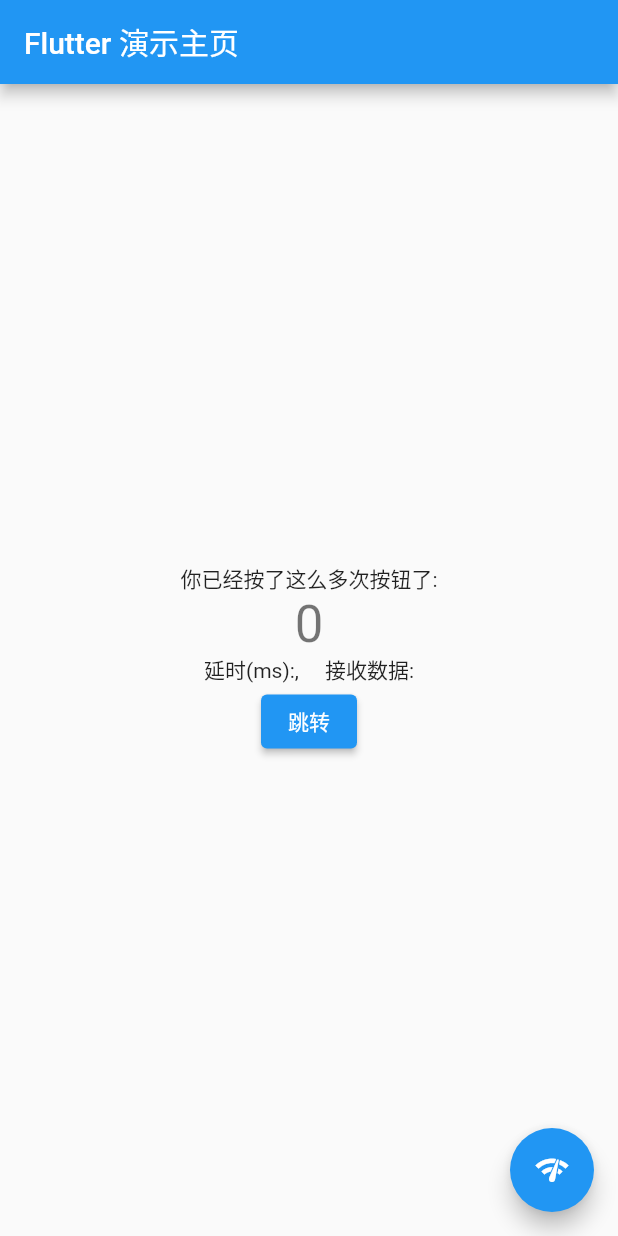
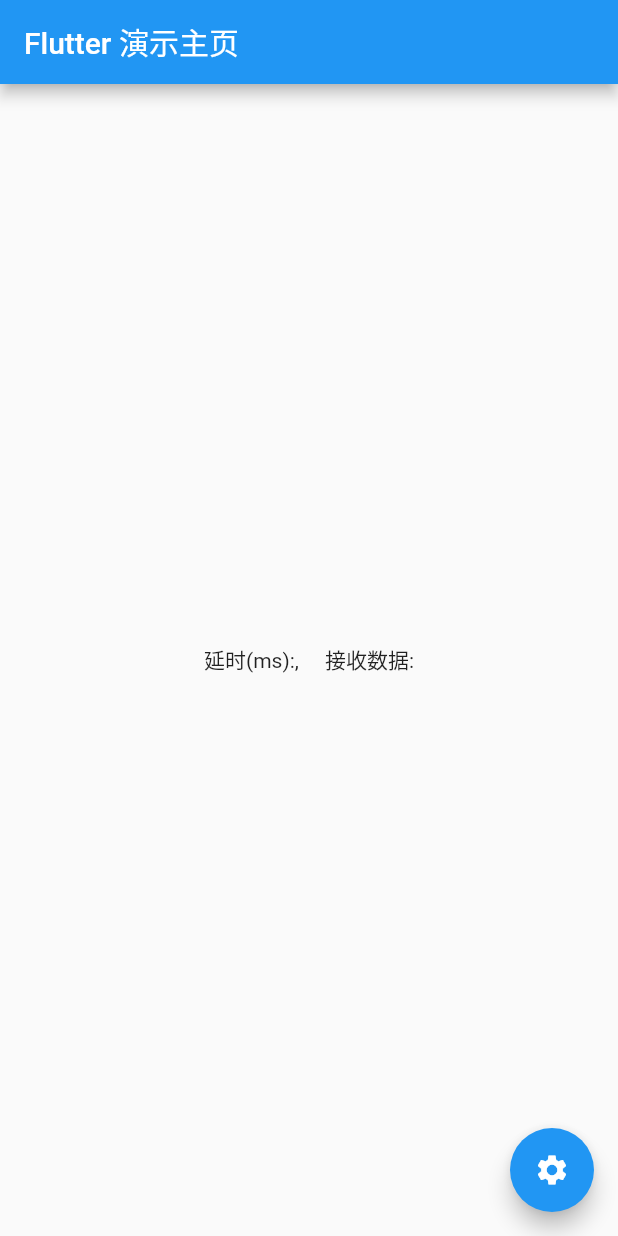
Before and after one commit to qilanjie/flutter_tcp, a Flutter app: the screen it shows after launch, on a phone screen of 412 x 824 dp. Run offline on Flutter 3.47's test engine with Material 2 defaults, Android fonts, the phone set to English and light mode, and no system bars; our stand-ins replace get, shared_preferences; Roboto replaces fonts that are missing (cn).

Commit message:
注释 Signed-off-by: qiwenhua <qilanjie@126.com>

```diff
--- a/lib/main.dart
+++ b/lib/main.dart
@@ -76,9 +76,9 @@ class _MyHomePageState extends State<MyHomePage> with WidgetsBindingObserver {
   var s = [0x5A, 0xA5, 0x05, 0x01,0x01,0x02,0x03, 0x5A];
   late Timer timer;
  late DateTime first;
-  void _incrementCounter() {
-    store.counter++;
-  }
+  // void _incrementCounter() {
+  //   store.counter++;
+  // }
 
   @override
   void initState() {
@@ -171,26 +171,28 @@ first=DateTime.now();
           // horizontal).
           mainAxisAlignment: MainAxisAlignment.center,
           children: <Widget>[
-            const Text(
-              '你已经按了这么多次按钮了:',            ),
-            Obx(() => Text(
-                  store.counter.toString(),
-                  style: Theme.of(context).textTheme.headline4,
-                )),
+            // const Text(
+            //   '你已经按了这么多次按钮了:',            ),
+            // Obx(() => Text(
+            //       store.counter.toString(),
+            //       style: Theme.of(context).textTheme.headline4,
+            //     )),
             Text("延时(ms):$textDelayTime,     接收数据:$textData"),
-            ElevatedButton(
-                onPressed: () {
-                  store.save("counter", store.counter);
-                  Navigator.of(context).pushNamed("/second");
-                },
-                child: Text("跳转"))
+            // ElevatedButton(
+            //     onPressed: () {
+            //       store.save("counter", store.counter);
+            //       Navigator.of(context).pushNamed("/second");
+            //     },
+            //     child: Text("跳转"))
           ],
         ),
       ),
       floatingActionButton: FloatingActionButton(
-        onPressed: _incrementCounter,
-        tooltip: '增加',
-        child: const Icon(Icons.network_check),
+        onPressed: (){store.save("counter", store.counter);
+        Navigator.of(context).pushNamed("/second");},
+        tooltip: '设置'
+            '',
+        child: const Icon(Icons.settings),
       ), // This trailing comma makes auto-formatting nicer for build methods.
     );
   }
```
